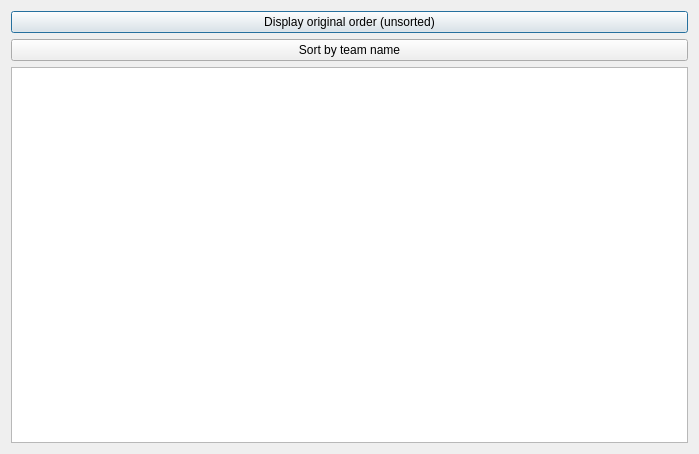
Above: project-1/desplayteam.ui from samshafieha/project-1-football-pamphlet before the change. Below: the same form after it.
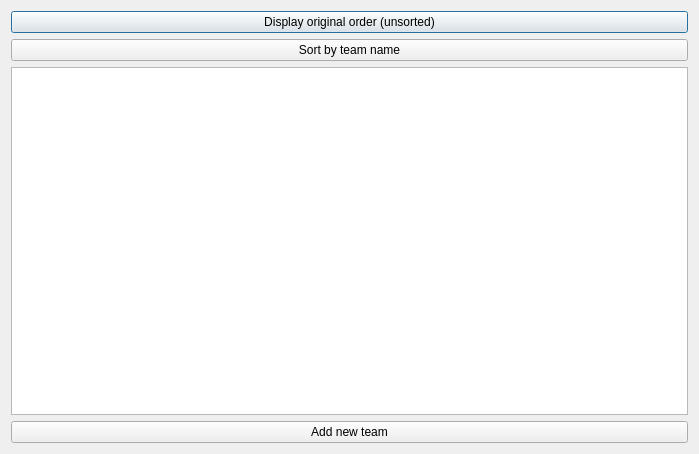
That is the form after the change.

The edit to the form file:
```diff
--- a/project-1/desplayteam.ui
+++ b/project-1/desplayteam.ui
@@ -31,6 +31,13 @@
    <item>
     <widget class="QTableWidget" name="tableWidget"/>
    </item>
+   <item>
+    <widget class="QPushButton" name="pushButton_3">
+     <property name="text">
+      <string>Add new team</string>
+     </property>
+    </widget>
+   </item>
   </layout>
  </widget>
  <resources/>
```
